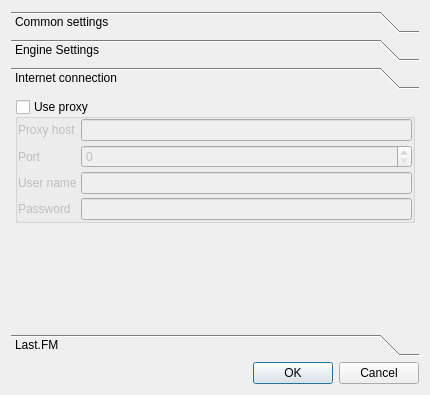
Above: src/settings.ui from DrMoriarty/cuberok before the change. Below: the same form after it.
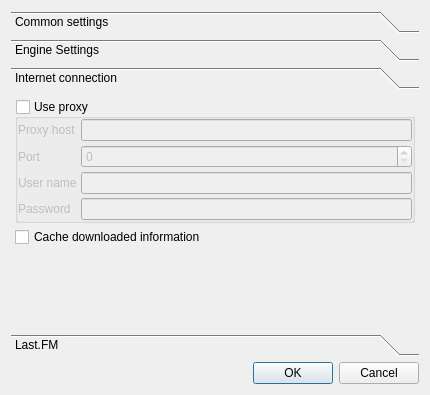
That is the form after the change. The open tabs and pages were chosen to show the change. Icons and pictures are not drawn.

Patch:
```diff
--- a/src/settings.ui
+++ b/src/settings.ui
@@ -146,8 +146,8 @@
        <rect>
         <x>0</x>
         <y>0</y>
-        <width>115</width>
-        <height>138</height>
+        <width>412</width>
+        <height>226</height>
        </rect>
       </property>
       <attribute name="label" >
@@ -259,7 +259,7 @@
          </layout>
         </widget>
        </item>
-       <item row="1" column="0" >
+       <item row="2" column="0" >
         <spacer>
          <property name="orientation" >
           <enum>Qt::Vertical</enum>
@@ -272,6 +272,13 @@
          </property>
         </spacer>
        </item>
+       <item row="1" column="0" >
+        <widget class="QCheckBox" name="checkBox_cacheInfo" >
+         <property name="text" >
+          <string>Cache downloaded information</string>
+         </property>
+        </widget>
+       </item>
       </layout>
      </widget>
      <widget class="QWidget" name="page_4" >
```
